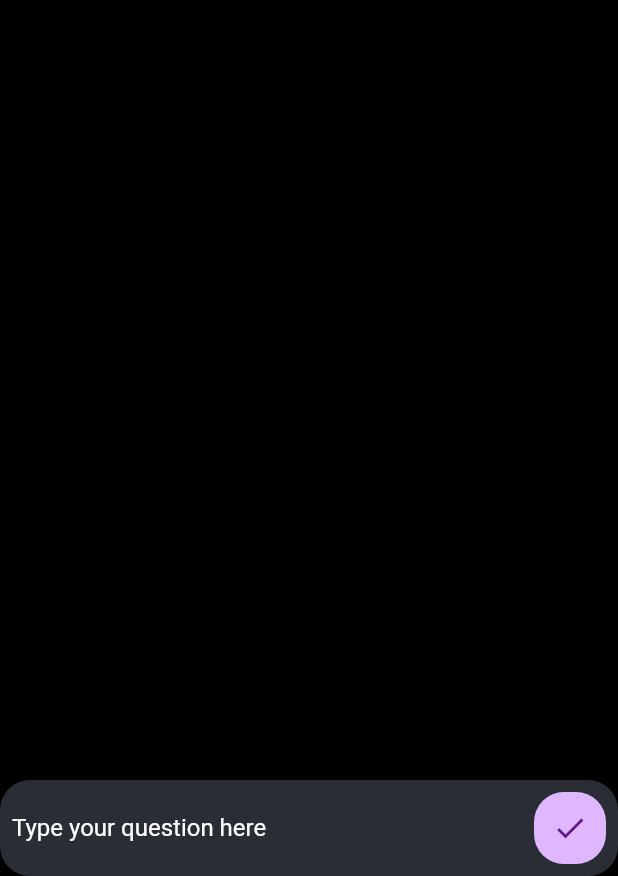
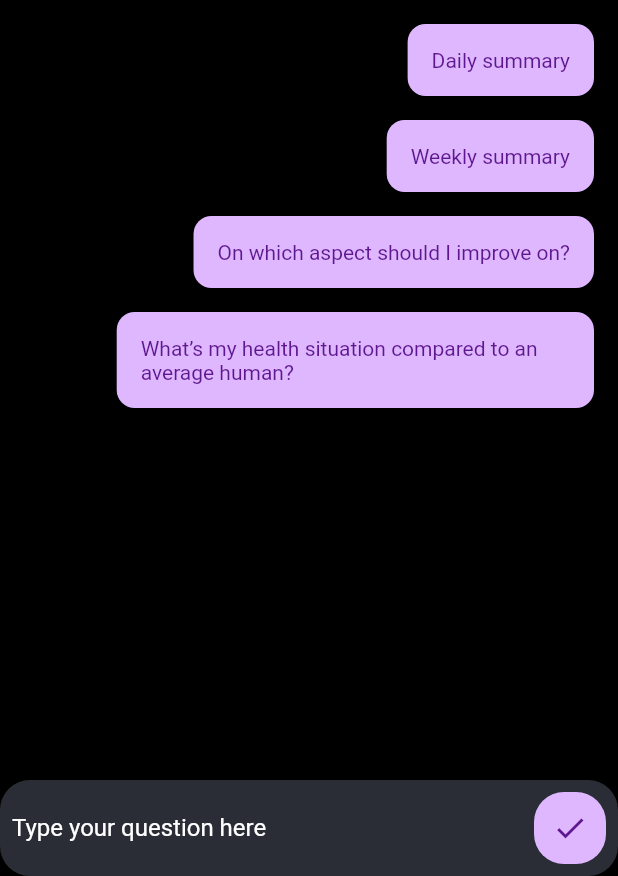
Before and after one commit to Johnkai2196/MAINDFUL, a Flutter app: the HealthGpt screen opened directly with empty values, on a phone screen of 412 x 824 dp, the part 360-1236 px from its top. Run offline on Flutter 3.47's test engine with Material 2 defaults, Android fonts, the phone set to English and light mode, and no system bars; drawn by our look-alikes of animated_text_kit; our stand-ins replace flutter_dotenv, flutter_spinkit, flutter_svg, shared_preferences; missing offline and left inert: health; accounts and stored records are empty.

Commit message:
added  pre made prompt

```diff
--- a/lib/constants/constants.dart
+++ b/lib/constants/constants.dart
@@ -8,3 +8,6 @@ Color primaryContainer = const Color.fromRGBO(132, 48, 200, 1);
 Color lightGrey = const Color.fromRGBO(42, 45, 53, 1);
 Color surfaceContainerHighest = const Color.fromRGBO(52, 52, 56, 1);
 Color blue = const Color.fromRGBO(0, 80, 227, 1);
+
+String beginChat =
+    "MAINDFUL is powered by the OpenAI API. Data submitted here is not used for training OpenAI's models according to their terms and conditions. Currently, MAINDFUL is accessing your step count, sleep analysis, VO2MAX and heart rate all from data stored in the Health app. Remember to log your data and wear your Apple Watch throughout the day for the most accurate result";
--- a/lib/pages/healthgpt_page.dart
+++ b/lib/pages/healthgpt_page.dart
@@ -4,7 +4,6 @@ import 'dart:developer';
 
 import 'package:flutter/material.dart';
 import 'package:flutter_spinkit/flutter_spinkit.dart';
-import 'package:health/health.dart';
 import 'package:innovation_project/constants/constants.dart';
 import 'package:innovation_project/models/chat_models.dart';
 import 'package:innovation_project/providers/chat_providers.dart';
@@ -51,13 +50,15 @@ class _HealthGptState extends State<HealthGpt> {
   Widget build(BuildContext context) {
     final chatProvider = Provider.of<ChatProvider>(context);
     final healthDataProvider = widget.healthDataProvider; // Add this line
-
+    List<ChatModel> combinedList =
+        chatProvider.chatList + chatProvider.promptlist;
     return Scaffold(
       backgroundColor: Colors.black,
-      appBar: const CustomAppBar(
+      appBar: CustomAppBar(
         withIcon: "delete",
         backArrow: true,
         skipTermAndCondition: true,
+        typing: _isTyping,
       ),
       body: SafeArea(
         child: Column(
@@ -65,14 +66,38 @@ class _HealthGptState extends State<HealthGpt> {
             Flexible(
               child: ListView.builder(
                 controller: _listScrollController,
-                itemCount: chatProvider.getChatList.length,
+                itemCount: combinedList.length,
                 itemBuilder: (context, index) {
-                  final dynamic role = chatProvider.getChatList[index].role;
+                  final dynamic role = combinedList[index].role;
                   final isSender = role == "user";
+                  final isPrompt = role == "prompt";
+                  if (isPrompt || isSender) {
+                    if (isSender) {
+                      return ChatWidget(
+                        message: combinedList[index].context,
+                        isSender: isSender,
+                      );
+                    } else {
+                      return GestureDetector(
+                        onTap: () {
+                          // Handle the click event
+                          textController.text = combinedList[index].context;
+                          chatProvider.promptlist.clear();
+                          sendMessage(
+                              chatProvider: chatProvider,
+                              healthDataProvider: healthDataProvider);
+                        },
+                        child: ChatWidget(
+                          message: combinedList[index].context,
+                          isSender: isPrompt,
+                        ),
+                      );
+                    }
+                  }
                   return ChatWidget(
-                    message: chatProvider.getChatList[index].context,
+                    message: combinedList[index].context,
                     isSender: isSender,
-                    shouldAnimate: chatProvider.getChatList.length - 1 == index,
+                    shouldAnimate: combinedList.length - 1 == index,
                   );
                 },
               ),
@@ -120,6 +145,7 @@ class _HealthGptState extends State<HealthGpt> {
                       ),
                       child: IconButton(
                         onPressed: () async {
+                          chatProvider.promptlist.clear();
                           await sendMessage(
                               chatProvider: chatProvider,
                               healthDataProvider: healthDataProvider);
--- a/lib/pages/healthkpi.dart
+++ b/lib/pages/healthkpi.dart
@@ -2,7 +2,7 @@ import 'package:flutter/material.dart';
 // import 'package:innovation_project/constants/constants.dart';
 // import 'package:innovation_project/pages/healthgpt_page.dart';
 import 'package:innovation_project/widgets/custom_app_bar.dart';
-import 'package:innovation_project/widgets/fitness_tile.dart';
+
 import 'package:flutter_svg/flutter_svg.dart';
 
 class HealthKPI extends StatelessWidget {
--- a/lib/providers/chat_providers.dart
+++ b/lib/providers/chat_providers.dart
@@ -1,16 +1,22 @@
 import 'package:flutter/widgets.dart';
-import 'package:health/health.dart';
+import 'package:innovation_project/constants/constants.dart';
 import 'package:innovation_project/models/chat_models.dart';
-import 'package:innovation_project/providers/health_providers.dart';
 import 'package:innovation_project/services/api_services.dart';
 
 class ChatProvider with ChangeNotifier {
   List<ChatModel> chatList = [
+    ChatModel(context: beginChat, role: "assistant"),
+  ];
+  List<ChatModel> promptlist = [
+    ChatModel(context: "Daily summary", role: "prompt"),
+    ChatModel(context: "Weekly summary", role: "prompt"),
+    ChatModel(context: "On which aspect should I improve on?", role: "prompt"),
     ChatModel(
-        context:
-            "MAINDFUL is powered by the OpenAI API. Data submitted here is not used for training OpenAI's models according to their terms and conditions. Currently, MAINDFUL is accessing your step count, sleep analysis, VO2MAX and heart rate all from data stored in the Health app. Remember to log your data and wear your Apple Watch throughout the day for the most accurate result",
-        role: "assistant")
+        context: "What’s my health situation compared to an average human?",
+        role: "prompt"),
   ];
+
+  List<ChatModel> get getPromptList => promptlist;
   List<ChatModel> get getChatList => chatList;
   List<Map<String, dynamic>> messageHistory = [];
 
@@ -23,11 +29,18 @@ class ChatProvider with ChangeNotifier {
 
   void resetChat() {
     chatList = [
+      ChatModel(context: beginChat, role: "assistant"),
+    ];
+    promptlist = [
+      ChatModel(context: "Daily summary", role: "prompt"),
+      ChatModel(context: "Weekly summary", role: "prompt"),
       ChatModel(
-          context:
-              "MAINDFUL is powered by the OpenAI API. Data submitted here is not used for training OpenAI's models according to their terms and conditions. Currently, MAINDFUL is accessing your step count, sleep analysis, VO2MAX and heart rate all from data stored in the Health app. Remember to log your data and wear your Apple Watch throughout the day for the most accurate result",
-          role: "assistant")
+          context: "On which aspect should I improve on?", role: "prompt"),
+      ChatModel(
+          context: "What’s my health situation compared to an average human?",
+          role: "prompt"),
     ];
+
     messageHistory = [];
     notifyListeners();
   }
--- a/lib/widgets/custom_app_bar.dart
+++ b/lib/widgets/custom_app_bar.dart
@@ -1,6 +1,4 @@
 import 'package:flutter/material.dart';
-
-import 'package:innovation_project/pages/home_page.dart';
 
 import 'package:innovation_project/constants/constants.dart';
 // import 'package:innovation_project/constants/constants.dart';
@@ -14,12 +12,14 @@ class CustomAppBar extends StatelessWidget implements PreferredSizeWidget {
   final Function()? onIconPressed;
   final bool backArrow;
   final bool skipTermAndCondition;
+  final bool typing;
   const CustomAppBar({
     super.key,
     this.onIconPressed,
     this.withIcon = "",
     this.backArrow = false,
     this.skipTermAndCondition = false,
+    this.typing = false,
   });
 
   @override
@@ -31,7 +31,6 @@ class CustomAppBar extends StatelessWidget implements PreferredSizeWidget {
         icon: const Icon(Icons.arrow_back_ios_outlined),
         onPressed: () {
           Navigator.of(context).pop();
-          print("back");
         },
       );
       if (skipTermAndCondition) {
@@ -41,7 +40,6 @@ class CustomAppBar extends StatelessWidget implements PreferredSizeWidget {
             Navigator.of(context).popUntil((route) => route.isFirst);
           },
         );
-        print("skip");
       }
     } else {
       back = Container();
@@ -90,7 +88,18 @@ class CustomAppBar extends StatelessWidget implements PreferredSizeWidget {
             icon: const Icon(Icons.delete),
             color: Colors.white,
             onPressed: () {
-              chatProvider.resetChat();
+              if (!typing) {
+                chatProvider.resetChat();
+              } else {
+                ScaffoldMessenger.of(context).showSnackBar(
+                  const SnackBar(
+                    content: Text(
+                        "You cannot reset a message while it's being sent."),
+                    backgroundColor: Colors.red,
+                  ),
+                );
+                return;
+              }
             },
           )
         else if (withIcon == 'refresh')
--- a/pubspec.yaml
+++ b/pubspec.yaml
@@ -39,7 +39,7 @@ dependencies:
   provider: ^6.0.5
   animated_text_kit: ^4.2.1
   flutter_dotenv: ^5.0.2
-
+  flutter_markdown: ^0.6.18+2
   url_launcher: ^6.0.12
   shared_preferences: ^2.0.0
   health:
```
Also changed, not shown: lib/pages/home_page.dart (+4 -9 lines), lib/providers/health_providers.dart (+6 -3 lines), pubspec.lock.
